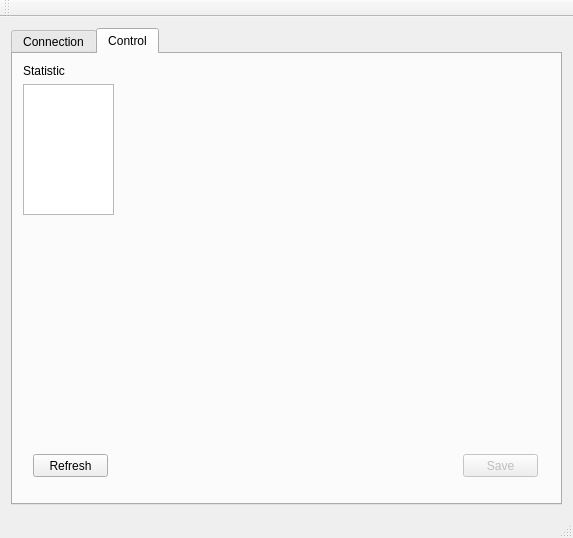
WaterMax83/StamOrga, file StamOrga/PC/mainwindow.ui: the form before one commit.
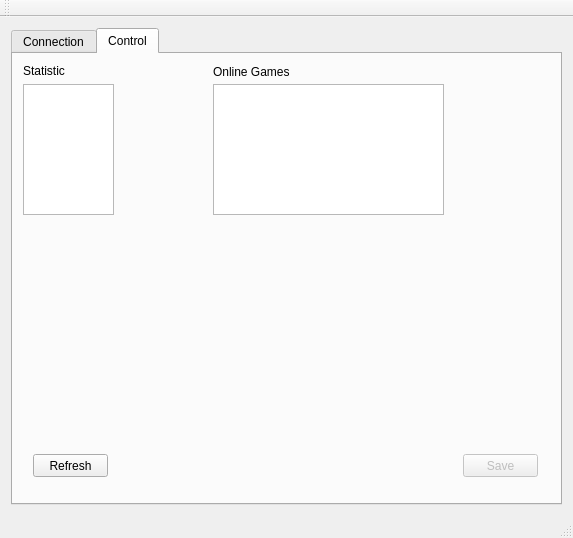
The form after the commit.

What changed in the file:
```diff
--- a/StamOrga/PC/mainwindow.ui
+++ b/StamOrga/PC/mainwindow.ui
@@ -348,6 +348,29 @@
            <string>Save</string>
           </property>
          </widget>
+         <widget class="QTextEdit" name="txtEditOnlineGames">
+          <property name="geometry">
+           <rect>
+            <x>200</x>
+            <y>30</y>
+            <width>231</width>
+            <height>131</height>
+           </rect>
+          </property>
+         </widget>
+         <widget class="QLabel" name="label_9">
+          <property name="geometry">
+           <rect>
+            <x>200</x>
+            <y>10</y>
+            <width>101</width>
+            <height>16</height>
+           </rect>
+          </property>
+          <property name="text">
+           <string>Online Games</string>
+          </property>
+         </widget>
         </widget>
        </widget>
       </item>
```
